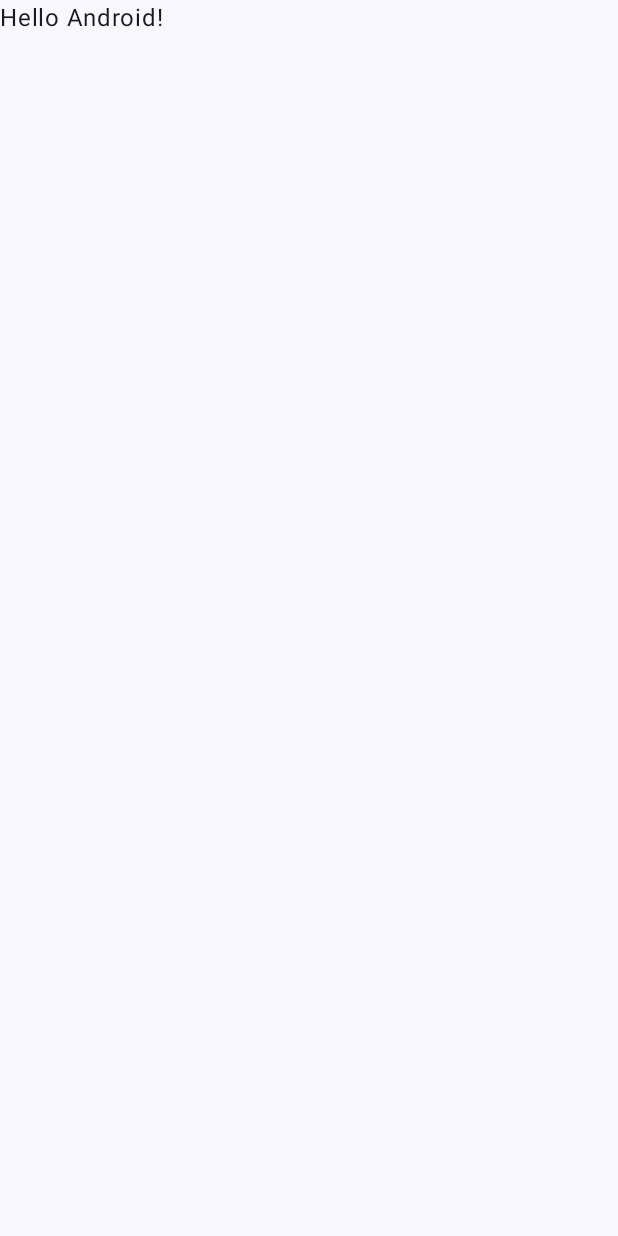
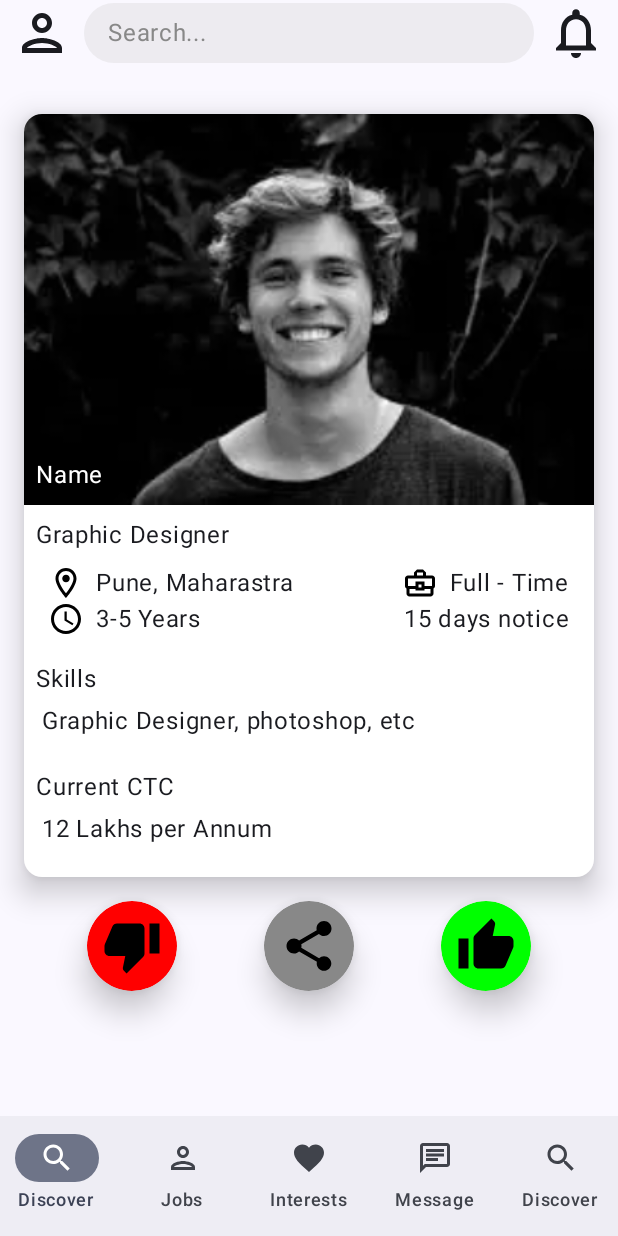
Before and after one commit to decorouscoast/NiyuktiUserApp, an Android app built with Jetpack Compose: the screen it shows after launch (MainActivity), on a phone screen of 412 x 824 dp. Before the commit the screen is almost empty. Run offline under Robolectric (Android 15) with nearby library versions, the phone set to English and light mode, and no system bars.

Commit message:
Implement DiscoverScreen

```diff
--- a/app/build.gradle.kts
+++ b/app/build.gradle.kts
@@ -54,9 +54,12 @@ dependencies {
     implementation(libs.androidx.compose.ui.graphics)
     implementation(libs.androidx.compose.ui.tooling.preview)
     implementation(libs.androidx.compose.material3)
+    implementation("androidx.compose.material:material-icons-core:1.7.8")
+    implementation("androidx.compose.material:material-icons-extended:1.7.8")
 
     // Hilt (app-specific)
     implementation(libs.hilt.android)
+    implementation(libs.androidx.ui)
     ksp(libs.hilt.compiler)
     implementation(libs.androidx.hilt.navigation.compose)
 }
--- a/app/src/main/java/com/example/niyuktiuserapp/MainActivity.kt
+++ b/app/src/main/java/com/example/niyuktiuserapp/MainActivity.kt
@@ -3,45 +3,170 @@ package com.example.niyuktiuserapp
 import android.os.Bundle
 import androidx.activity.ComponentActivity
 import androidx.activity.compose.setContent
-import androidx.activity.enableEdgeToEdge
-import androidx.compose.foundation.layout.fillMaxSize
+import androidx.compose.foundation.background
+import androidx.compose.foundation.layout.Box
+import androidx.compose.foundation.layout.IntrinsicSize
+import androidx.compose.foundation.layout.Row
+import androidx.compose.foundation.layout.fillMaxHeight
+import androidx.compose.foundation.layout.fillMaxWidth
+import androidx.compose.foundation.layout.height
 import androidx.compose.foundation.layout.padding
+import androidx.compose.foundation.layout.size
+import androidx.compose.foundation.shape.CircleShape
+import androidx.compose.foundation.text.BasicTextField
+import androidx.compose.material.icons.Icons
+import androidx.compose.material.icons.automirrored.outlined.Chat
+import androidx.compose.material.icons.filled.Favorite
+import androidx.compose.material.icons.outlined.Notifications
+import androidx.compose.material.icons.outlined.Person
+import androidx.compose.material.icons.outlined.Search
+import androidx.compose.material3.ExperimentalMaterial3Api
+import androidx.compose.material3.Icon
+import androidx.compose.material3.NavigationBar
+import androidx.compose.material3.NavigationBarItem
 import androidx.compose.material3.Scaffold
 import androidx.compose.material3.Text
 import androidx.compose.runtime.Composable
+import androidx.compose.ui.Alignment
 import androidx.compose.ui.Modifier
-import androidx.compose.ui.tooling.preview.Preview
+import androidx.compose.ui.graphics.Color
+import androidx.compose.ui.unit.dp
+import com.example.niyuktiuserapp.screens.DiscoverScreen
+import com.example.niyuktiuserapp.screens.SwipeableCard
 import com.example.niyuktiuserapp.ui.theme.NiyuktiUserAppTheme
 
 class MainActivity : ComponentActivity() {
     override fun onCreate(savedInstanceState: Bundle?) {
         super.onCreate(savedInstanceState)
-        enableEdgeToEdge()
+//        enableEdgeToEdge()
         setContent {
             NiyuktiUserAppTheme {
-                Scaffold(modifier = Modifier.fillMaxSize()) { innerPadding ->
-                    Greeting(
-                        name = "Android",
-                        modifier = Modifier.padding(innerPadding)
-                    )
+                Scaffold(
+                    topBar = {
+                        TopBar()
+                    },
+                    bottomBar = {
+                        NavBar()
+                    }
+                ) { innerPadding ->
+                    Box(
+                        modifier = Modifier
+                            .padding(innerPadding)
+                            .padding(top = 16.dp)
+                    ) { SwipeableCard({}, {}) {
+                        DiscoverScreen()
+                    } }
                 }
             }
         }
     }
 }
 
+@OptIn(ExperimentalMaterial3Api::class)
 @Composable
-fun Greeting(name: String, modifier: Modifier = Modifier) {
-    Text(
-        text = "Hello $name!",
-        modifier = modifier
-    )
+fun TopBar() {
+    Row(
+        verticalAlignment = Alignment.CenterVertically,
+        modifier = Modifier
+            .fillMaxWidth()
+            .height(IntrinsicSize.Max)
+            .padding(8.dp, 2.dp)
+    ) {
+        Icon(
+            imageVector = Icons.Outlined.Person,
+            contentDescription = "Profile",
+            modifier = Modifier.size(40.dp)
+        )
+        Box(
+            modifier = Modifier
+                .weight(1f)
+                .padding(horizontal = 8.dp)
+                .fillMaxHeight()
+                .background(Color.LightGray.copy(alpha = 0.3f), CircleShape)
+                .padding(horizontal = 16.dp),
+            contentAlignment = Alignment.CenterStart
+        ) {
+            BasicTextField(
+                value = "",
+                onValueChange = {},
+                modifier = Modifier.fillMaxWidth(),
+                singleLine = true,
+                decorationBox = { innerTextField ->
+                    if ("".isEmpty()) {
+                        Text(
+                            text = "Search...",
+                            color = Color.Gray
+                        )
+                    }
+                    innerTextField()
+                }
+            )
+        }
+        Icon(
+            imageVector = Icons.Outlined.Notifications,
+            contentDescription = "Notifications",
+            modifier = Modifier.size(40.dp)
+        )
+    }
 }
 
-@Preview(showBackground = true)
 @Composable
-fun GreetingPreview() {
-    NiyuktiUserAppTheme {
-        Greeting("Android")
+fun NavBar() {
+    NavigationBar {
+        NavigationBarItem(
+            selected = true,
+            icon = {
+                Icon(
+                    imageVector = Icons.Outlined.Search,
+                    contentDescription = "Discover"
+                )
+            },
+            onClick = {},
+            label = { Text(text = "Discover") }
+        )
+        NavigationBarItem(
+            selected = false,
+            icon = {
+                Icon(
+                    imageVector = Icons.Outlined.Person,
+                    contentDescription = "Jobs"
+                )
+            },
+            onClick = {},
+            label = { Text(text = "Jobs") }
+        )
+        NavigationBarItem(
+            selected = false,
+            icon = {
+                Icon(
+                    imageVector = Icons.Filled.Favorite,
+                    contentDescription = "Interests"
+                )
+            },
+            onClick = {},
+            label = { Text(text = "Interests") }
+        )
+        NavigationBarItem(
+            selected = false,
+            icon = {
+                Icon(
+                    imageVector = Icons.AutoMirrored.Outlined.Chat,
+                    contentDescription = "Message"
+                )
+            },
+            onClick = {},
+            label = { Text(text = "Message") }
+        )
+        NavigationBarItem(
+            selected = false,
+            icon = {
+                Icon(
+                    imageVector = Icons.Outlined.Search,
+                    contentDescription = "Discover"
+                )
+            },
+            onClick = {},
+            label = { Text(text = "Discover") }
+        )
     }
 }
--- /dev/null
+++ b/app/src/main/java/com/example/niyuktiuserapp/screens/DiscoverScreen.kt
@@ -0,0 +1,207 @@
+package com.example.niyuktiuserapp.screens
+
+import androidx.compose.animation.core.Animatable
+import androidx.compose.foundation.Image
+import androidx.compose.foundation.background
+import androidx.compose.foundation.gestures.detectDragGestures
+import androidx.compose.foundation.layout.Arrangement
+import androidx.compose.foundation.layout.Box
+import androidx.compose.foundation.layout.Column
+import androidx.compose.foundation.layout.Row
+import androidx.compose.foundation.layout.fillMaxHeight
+import androidx.compose.foundation.layout.fillMaxSize
+import androidx.compose.foundation.layout.fillMaxWidth
+import androidx.compose.foundation.layout.offset
+import androidx.compose.foundation.layout.padding
+import androidx.compose.foundation.layout.size
+import androidx.compose.foundation.shape.CircleShape
+import androidx.compose.material.icons.Icons
+import androidx.compose.material.icons.filled.Share
+import androidx.compose.material.icons.filled.ThumbDown
+import androidx.compose.material.icons.filled.ThumbUp
+import androidx.compose.material.icons.outlined.BusinessCenter
+import androidx.compose.material.icons.outlined.LocationOn
+import androidx.compose.material.icons.outlined.Schedule
+import androidx.compose.material3.Card
+import androidx.compose.material3.CardDefaults
+import androidx.compose.material3.Text
+import androidx.compose.runtime.Composable
+import androidx.compose.runtime.remember
+import androidx.compose.runtime.rememberCoroutineScope
+import androidx.compose.ui.Alignment
+import androidx.compose.ui.Modifier
+import androidx.compose.ui.draw.shadow
+import androidx.compose.ui.graphics.Color
+import androidx.compose.ui.graphics.graphicsLayer
+import androidx.compose.ui.graphics.vector.ImageVector
+import androidx.compose.ui.input.pointer.pointerInput
+import androidx.compose.ui.layout.ContentScale
+import androidx.compose.ui.res.painterResource
+import androidx.compose.ui.tooling.preview.Preview
+import androidx.compose.ui.unit.IntOffset
+import androidx.compose.ui.unit.dp
+import com.example.niyuktiuserapp.R
+import kotlinx.coroutines.launch
+import kotlin.math.roundToInt
+
+@Preview
+@Composable
+fun DiscoverScreen() {
+    Column(modifier = Modifier.fillMaxSize()) {
+        Card(
+            colors = CardDefaults.cardColors(
+                containerColor = Color.White
+            ),
+            elevation = CardDefaults.cardElevation(
+                defaultElevation = 12.dp,
+                pressedElevation = 2.dp
+            ),
+            shape = androidx.compose.foundation.shape.RoundedCornerShape(12.dp),
+            modifier = Modifier
+                .padding(16.dp)
+                .fillMaxWidth()
+        ) {
+            Column(
+                modifier = Modifier
+                    .fillMaxWidth()
+            ) {
+                Box(
+                    modifier = Modifier
+                        .fillMaxHeight(0.4f)
+                ) {
+                    Image(
+                        painter = painterResource(R.drawable.images),
+                        contentDescription = "Profile Image",
+                        contentScale = ContentScale.Crop,
+                        modifier = Modifier.fillMaxSize()
+                    )
+                    Text(
+                        text = "Name",
+                        color = Color.White,
+                        modifier = Modifier
+                            .align(Alignment.BottomStart)
+                            .padding(8.dp)
+                    )
+                }
+
+                Column(modifier = Modifier.padding(8.dp)) {
+                    Text(text = "Graphic Designer")
+                    ApplicantMetaData()
+                    DetailHolder("Skills", "Graphic Designer, photoshop, etc")
+                    DetailHolder("Current CTC", "12 Lakhs per Annum")
+                }
+
+            }
+        }
+        Row(horizontalArrangement = Arrangement.SpaceEvenly, modifier = Modifier.fillMaxWidth()) {
+            ActionHandler(Color.Red, Icons.Filled.ThumbDown, "Dislike")
+            ActionHandler(Color.Gray, Icons.Filled.Share, "Share")
+            ActionHandler(Color.Green, Icons.Filled.ThumbUp, "Like")
+        }
+    }
+
+}
+
+@Composable
+fun ApplicantMetaData() {
+    Column(modifier = Modifier.padding(8.dp)) {
+        Row(
+            horizontalArrangement = Arrangement.SpaceBetween,
+            modifier = Modifier.fillMaxWidth()
+        ) {
+            IconWithText(Icons.Outlined.LocationOn, "Location", "Pune, Maharastra")
+            IconWithText(Icons.Outlined.BusinessCenter, "Works Preference", "Full - Time")
+        }
+        Row(
+            horizontalArrangement = Arrangement.SpaceBetween,
+            modifier = Modifier.fillMaxWidth()
+        ) {
+            IconWithText(Icons.Outlined.Schedule, "Experience", "3-5 Years")
+            Text(text = "15 days notice")
+        }
+    }
+}
+
+@Composable
+fun IconWithText(imageVector: ImageVector, contentDesc: String, text: String) {
+    Row(verticalAlignment = Alignment.CenterVertically) {
+        Image(
+            imageVector = imageVector,
+            contentDescription = contentDesc,
+            modifier = Modifier.size(24.dp)
+        )
+        Text(text = text, modifier = Modifier.padding(start = 8.dp))
+    }
+}
+
+@Composable
+fun DetailHolder(title: String, details: String) {
+    Column(modifier = Modifier.padding(0.dp, 8.dp)) {
+        Text(text = title)
+        Text(text = details, modifier = Modifier.padding(4.dp))
+    }
+}
+
+@Composable
+fun ActionHandler(bgColor: Color, icon: ImageVector, contentDesc: String) {
+    Box(
+        modifier = Modifier.shadow(
+            elevation = 12.dp,
+            shape = CircleShape,
+            clip = true
+        )
+            .size(60.dp)
+            .background(bgColor, shape = CircleShape)
+    ) {
+        Image(
+            imageVector = icon,
+            contentDescription = contentDesc,
+            modifier = Modifier.size(40.dp).align(Alignment.Center)
+        )
+    }
+}
+
+@Composable
+fun SwipeableCard(
+    onSwipedLeft: () -> Unit,
+    onSwipedRight: () -> Unit,
+    content: @Composable () -> Unit
+) {
+    val offsetX = remember { Animatable(0f) }
+    val rotation = offsetX.value / 10f // Subtle tilt while dragging
+    val scope = rememberCoroutineScope()
+
+    Box(
+        modifier = Modifier
+            .offset { IntOffset(offsetX.value.roundToInt(), 0) }
+            .graphicsLayer(rotationZ = rotation)
+            .pointerInput(Unit) {
+                detectDragGestures(
+                    onDragEnd = {
+                        if (offsetX.value > 400f) { // Right swipe threshold
+                            scope.launch {
+                                offsetX.animateTo(1000f)
+                                onSwipedRight()
+                            }
+                        } else if (offsetX.value < -400f) { // Left swipe threshold
+                            scope.launch {
+                                offsetX.animateTo(-1000f)
+                                onSwipedLeft()
+                            }
+                        } else {
+                            // Snap back to center
+                            scope.launch { offsetX.animateTo(0f) }
+                        }
+                    },
+                    onDrag = { change, dragAmount ->
+                        change.consume()
+                        scope.launch {
+                            offsetX.snapTo(offsetX.value + dragAmount.x)
+                        }
+                    }
+                )
+            }
+    ) {
+        content()
+    }
+}
--- a/gradle/libs.versions.toml
+++ b/gradle/libs.versions.toml
@@ -15,6 +15,7 @@ room = "2.6.1"
 retrofit = "2.11.0"
 okhttp = "4.12.0"
 gson = "2.10.1"
+ui = "1.10.0"
 
 [libraries]
 androidx-core-ktx = { group = "androidx.core", name = "core-ktx", version.ref = "coreKtx" }
@@ -41,6 +42,7 @@ retrofit = { group = "com.squareup.retrofit2", name = "retrofit", version.ref =
 retrofit-gson = { group = "com.squareup.retrofit2", name = "converter-gson", version.ref = "retrofit" }
 okhttp-logging = { group = "com.squareup.okhttp3", name = "logging-interceptor", version.ref = "okhttp" }
 gson = { group = "com.google.code.gson", name = "gson", version.ref = "gson" }
+androidx-ui = { group = "androidx.compose.ui", name = "ui", version.ref = "ui" }
 
 [plugins]
 android-application = { id = "com.android.application", version.ref = "agp" }
```
Also changed, not shown: app/src/main/res/drawable/images.webp (added), 1 other file.
